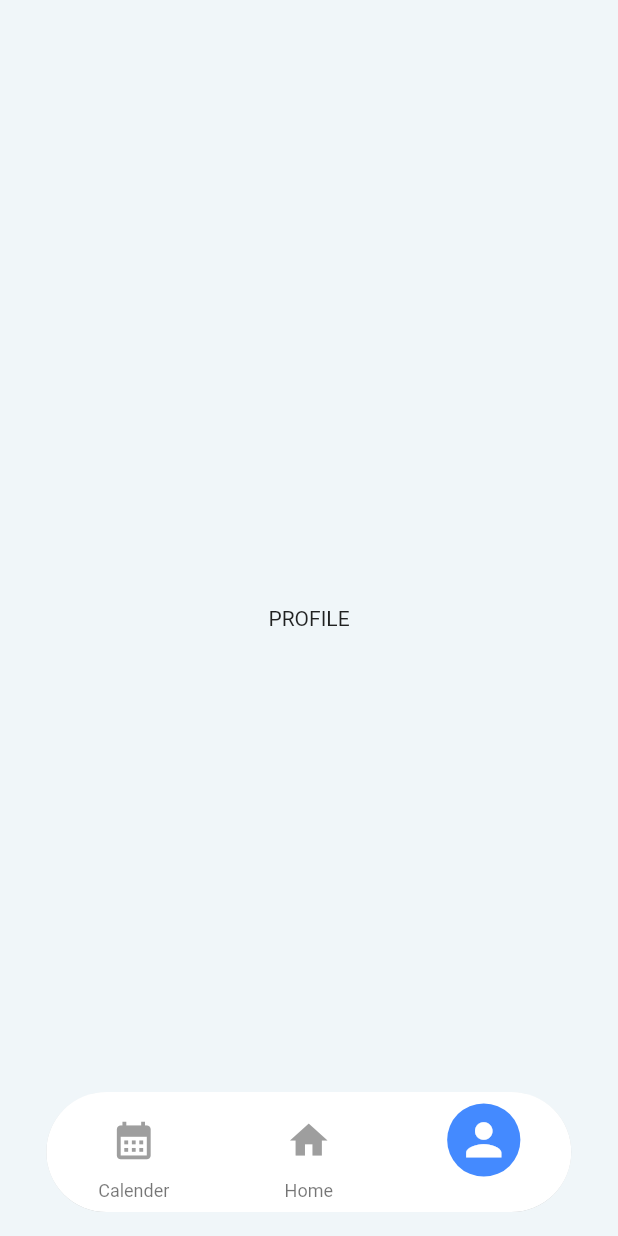
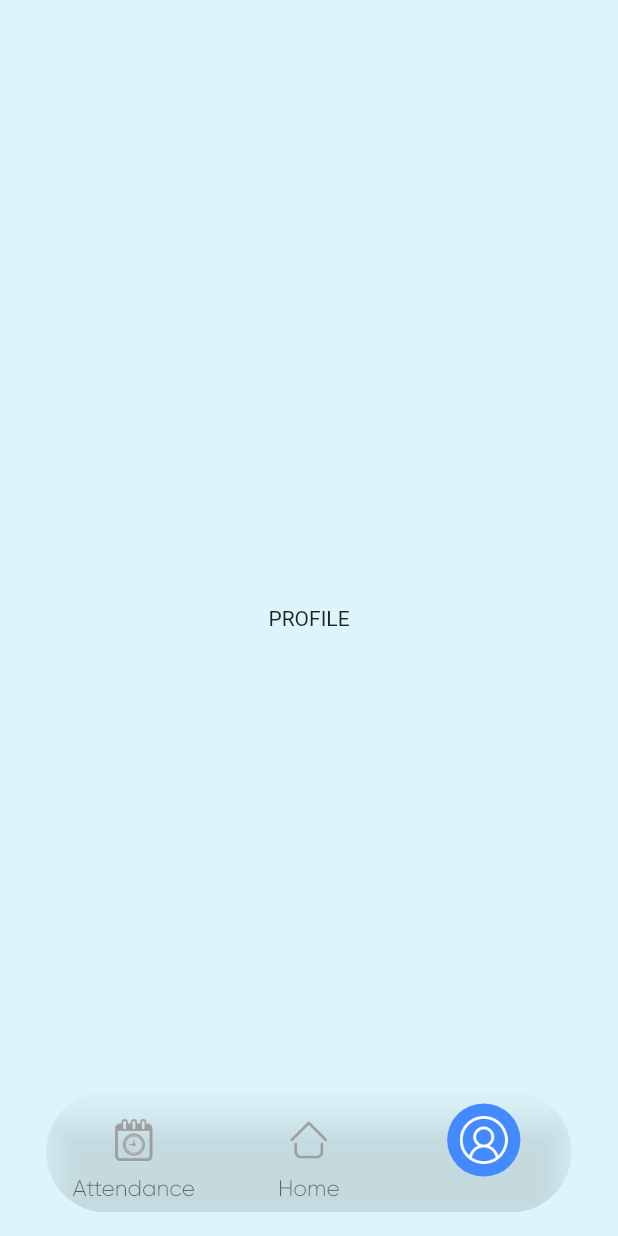
Before and after one commit to Shawon954/shoccho, a Flutter app: the NAVIGATIONBAR screen opened by its route, item 3 of the bottom bar chosen, on a phone screen of 412 x 824 dp. Run offline on Flutter 3.47's test engine with Material 2 defaults, Android fonts, the phone set to English and light mode, and no system bars; our stand-ins replace flutter_screenutil, flutter_svg, get, smooth_page_indicator.

Commit message:
All Screen Scaffold color

```diff
--- a/lib/NavigationBar/navigationbar.dart
+++ b/lib/NavigationBar/navigationbar.dart
@@ -1,5 +1,7 @@
 import 'package:flutter/material.dart';
 import 'package:flutter_screenutil/flutter_screenutil.dart';
+import 'package:shoccho/AppColors/appcolors.dart';
+import 'package:shoccho/AppStyle/appstyle.dart';
 import 'package:shoccho/Screen/home/views/home_view.dart';
 import 'package:shoccho/attendance/views/attendance_view.dart';
 import 'package:shoccho/profile/views/profile_view.dart';
@@ -45,13 +47,14 @@ class _NAVIGATIONBARState extends State<NAVIGATIONBAR> {
                 bottomRight: Radius.circular(60)).r,
             child: BottomNavigationBar(
               currentIndex: _currentIndex,
-              backgroundColor: Colors.white,
+              backgroundColor: AppColors.lite_color.withOpacity(0.6),
               onTap: _onItemTapped,
-              selectedFontSize: 14,
+              unselectedFontSize: 15,
               showSelectedLabels: false,
               showUnselectedLabels: true,
               iconSize: 20,
-
+              unselectedLabelStyle: TextStyle( fontWeight: FontWeight.w500,
+                  fontFamily: 'Gilroy',),
               items: [
                 BottomNavigationBarItem(
                     icon: CircleAvatar(
@@ -59,13 +62,17 @@ class _NAVIGATIONBARState extends State<NAVIGATIONBAR> {
                             ? Colors.blueAccent
                             : Colors.transparent,
                         radius: 25.r,
-                        child: Icon(
-                          Icons.calendar_month,
-                          color:
-                              _currentIndex == 0 ? Colors.white : Colors.grey,
-                          size: _currentIndex == 0 ? 35 : 30,
-                        )),
-                    label: 'Calender'),
+                        child:ImageIcon( AssetImage(
+                          'assets/navbaricons/atte.png',
+
+                        ),
+                          color: _currentIndex == 0 ? Colors.white : Colors.grey,
+                          size: _currentIndex == 0? 32:28,
+                        ),
+
+            ),label: 'Attendance'
+                    ),
+
 
                 BottomNavigationBarItem(
                     icon: CircleAvatar(
@@ -73,26 +80,37 @@ class _NAVIGATIONBARState extends State<NAVIGATIONBAR> {
                             ? Colors.blueAccent
                             : Colors.transparent,
                         radius: 25.r,
-                        child: Icon(
-                          Icons.home,
-                          color:
-                              _currentIndex == 1 ? Colors.white : Colors.grey,
-                          size: _currentIndex == 1 ? 35 : 30,
-                        )),
-                    label: 'Home'),
+                        child: ImageIcon(
+
+                          AssetImage(
+                          'assets/navbaricons/home.png',
+
+                        ),
+                          color: _currentIndex == 1 ? Colors.white : Colors.grey,
+                          size:  _currentIndex == 1? 32:28,
+                        ),
+
+                    ),label: 'Home',
+
+                    ),
+
                 BottomNavigationBarItem(
                     icon: CircleAvatar(
                         backgroundColor: _currentIndex == 2
                             ? Colors.blueAccent
                             : Colors.transparent,
                         radius: 25.r,
-                        child: Icon(
-                          Icons.person,
-                          color:
-                              _currentIndex == 2 ? Colors.white : Colors.grey,
-                          size: _currentIndex == 2 ? 35 : 30,
-                        )),
-                    label: 'profile'),
+                        child: ImageIcon( AssetImage(
+                          'assets/navbaricons/profile.png',
+
+                        ),
+                          color: _currentIndex == 2 ? Colors.white : Colors.grey,
+                          size:  _currentIndex == 2? 32:28,
+                        ),
+
+                    ),label: 'Profile'
+                    ),
+
               ],
             ),
           ),
--- a/lib/attendance/views/attendance_view.dart
+++ b/lib/attendance/views/attendance_view.dart
@@ -14,7 +14,7 @@ class _ATTENVIEWState extends State<ATTENVIEW> {
   Widget build(BuildContext context) {
     return SafeArea(
       child: Scaffold(
-        backgroundColor: AppColors.whitelite_color,
+        backgroundColor: AppColors.lite_color,
 
         body: Center(
 
--- a/lib/profile/views/profile_view.dart
+++ b/lib/profile/views/profile_view.dart
@@ -14,7 +14,8 @@ class _PROFILEVIEWState extends State<PROFILEVIEW> {
   Widget build(BuildContext context) {
     return SafeArea(
       child: Scaffold(
-        backgroundColor: AppColors.whitelite_color,
+        backgroundColor: AppColors.lite_color,
+
 
         body: Center(
           child: Text('PROFILE'),
```
